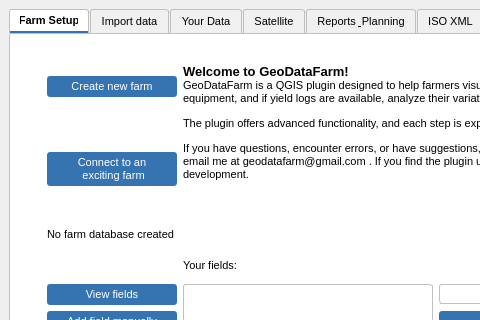
Above: GeoDataFarm_dockwidget_base.ui from axelande/geodatafarm3 before the change; both pictures show x 0 to 480 and y 0 to 320 of the 1078 by 902 pixel window. Below: the same form after it.
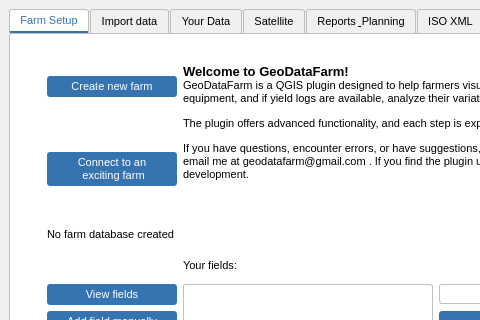
That is the form after the change. Custom widgets are drawn as their Qt base class.

```diff
--- a/GeoDataFarm_dockwidget_base.ui
+++ b/GeoDataFarm_dockwidget_base.ui
@@ -5162,7 +5162,7 @@
 QTabBar::tab:selected {
   background: #ffffff;
   border-bottom: 2px solid #3574b0;
-  font-weight: bold;
+  color: #3574b0;
 }
 QTabBar::tab:hover:!selected {
   background: #e4e4e4;
```
